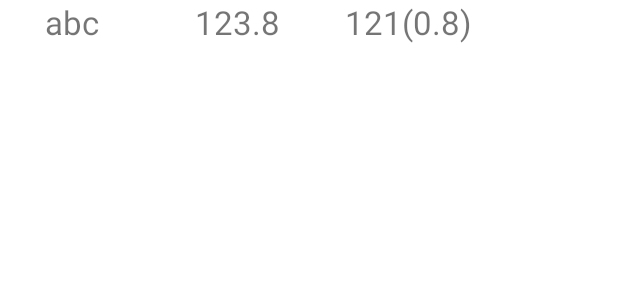
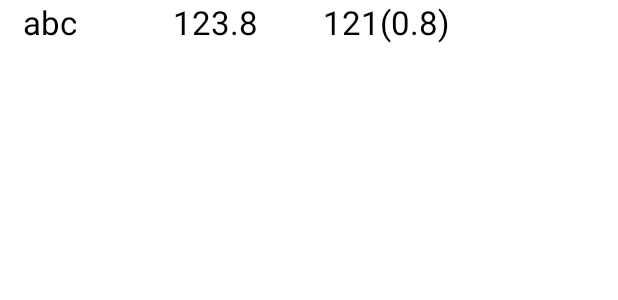
Before and after one commit to hectorpla/stock_android, an Android app: the layout favrowlayout.xml on its own in the app's theme, with its tools: preview values and no code run, on a phone screen of 412 x 824 dp. Shown: the top 300 px of the screen. Run offline under Robolectric (Android 15) with nearby library versions, the phone set to English and light mode, and no system bars; network calls fail.

Commit message:
last ver.

```diff
--- a/app/src/main/AndroidManifest.xml
+++ b/app/src/main/AndroidManifest.xml
@@ -6,9 +6,9 @@
 
     <application
         android:allowBackup="true"
-        android:icon="@mipmap/ic_launcher"
+        android:icon="@mipmap/factory_icon"
         android:label="@string/app_name"
-        android:roundIcon="@mipmap/ic_launcher_round"
+        android:roundIcon="@mipmap/factory_icon"
         android:supportsRtl="true"
         android:theme="@style/AppTheme.NoActionBar">
 
--- a/app/src/main/res/layout/activity_main.xml
+++ b/app/src/main/res/layout/activity_main.xml
@@ -28,6 +28,7 @@
             android:layout_height="wrap_content"
             android:textColor="@color/white"
             android:layout_centerInParent="true"
+            android:textSize="25sp"
             style="@style/MainActItem" />
 
         <RelativeLayout
@@ -95,12 +96,14 @@
                 android:id="@+id/spinner_cat"
                 android:layout_width="wrap_content"
                 android:layout_height="wrap_content"
+                android:textAlignment="center"
                 android:layout_weight="1" />
 
             <Spinner
                 android:id="@+id/spinner_asc_desc"
                 android:layout_width="wrap_content"
                 android:layout_height="wrap_content"
+                android:textAlignment="center"
                 android:layout_weight="1" />
         </LinearLayout>
 
--- a/app/src/main/res/layout/favrowlayout.xml
+++ b/app/src/main/res/layout/favrowlayout.xml
@@ -4,8 +4,8 @@
     android:layout_width="match_parent"
     android:layout_height="wrap_content"
     android:background="@color/white"
-    android:clickable="true"
-    style="@style/FavList">
+    android:theme="@style/FavList"
+    android:clickable="true">
 
     <TextView
         android:id="@+id/fav_symbol"
@@ -13,7 +13,7 @@
         android:layout_height="match_parent"
         android:layout_alignParentStart="true"
         android:layout_alignParentTop="true"
-        android:layout_marginStart="30dp"
+        android:layout_marginStart="15dp"
         android:textSize="22sp"
         android:text="abc" />
     <TextView
--- a/app/src/main/res/layout/indicatorchartlayout.xml
+++ b/app/src/main/res/layout/indicatorchartlayout.xml
@@ -19,7 +19,8 @@
         <Spinner
             android:id="@+id/spinner_indicators"
             android:layout_width="wrap_content"
-            android:layout_height="wrap_content" />
+            android:layout_height="wrap_content"
+            android:layout_weight="3" />
         <TextView
             style="@style/TextAppearance.AppCompat.Title"
             android:id="@+id/btn_changeIndicator"
--- a/app/src/main/res/values/styles.xml
+++ b/app/src/main/res/values/styles.xml
@@ -20,7 +20,7 @@
     <style name="FavList">
         <item name="android:textViewStyle">@style/FavItem</item>
         <item name="android:background">@color/white</item>
-    </style>
+        <item name="android:textColor">@color/black</item>    </style>
 
     <style name="FavItem" parent="android:Widget.TextView">
         <item name="android:textSize">25sp</item>
```
Also changed, not shown: app/src/main/java/com/zhanpenl/stockquote/CurrentStockFrag.java (+8 -2 lines), app/src/main/java/com/zhanpenl/stockquote/MainActivity.java (+14 -5 lines).
